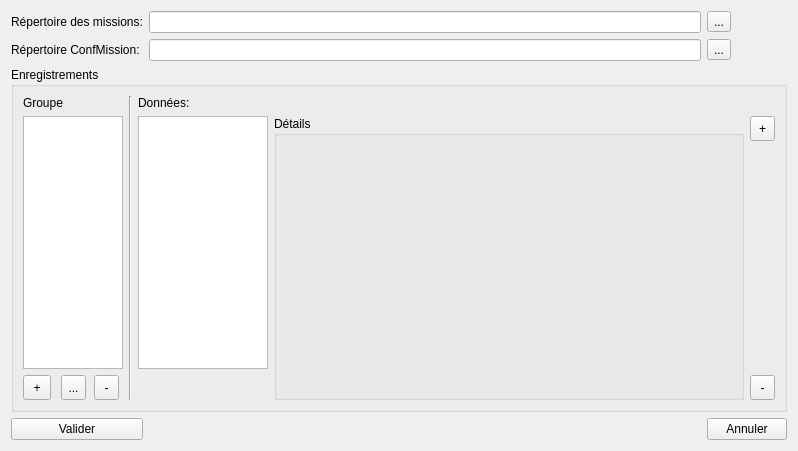
Before: the Qt Designer form fenpreferences.ui in MaximeGeay/CruiseManager, drawn with Qt 5.
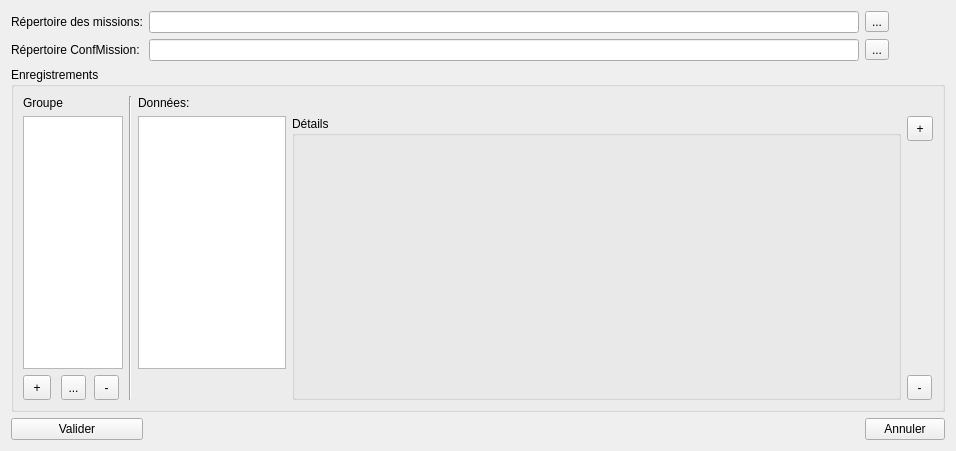
After: the same form once the commit is applied.

Patch:
```diff
--- a/fenpreferences.ui
+++ b/fenpreferences.ui
@@ -9,7 +9,7 @@
    <rect>
     <x>0</x>
     <y>0</y>
-    <width>781</width>
+    <width>956</width>
     <height>451</height>
    </rect>
   </property>
@@ -163,7 +163,7 @@
        <widget class="QGroupBox" name="gb_Sensors">
         <property name="minimumSize">
          <size>
-          <width>470</width>
+          <width>609</width>
           <height>0</height>
          </size>
         </property>
```
